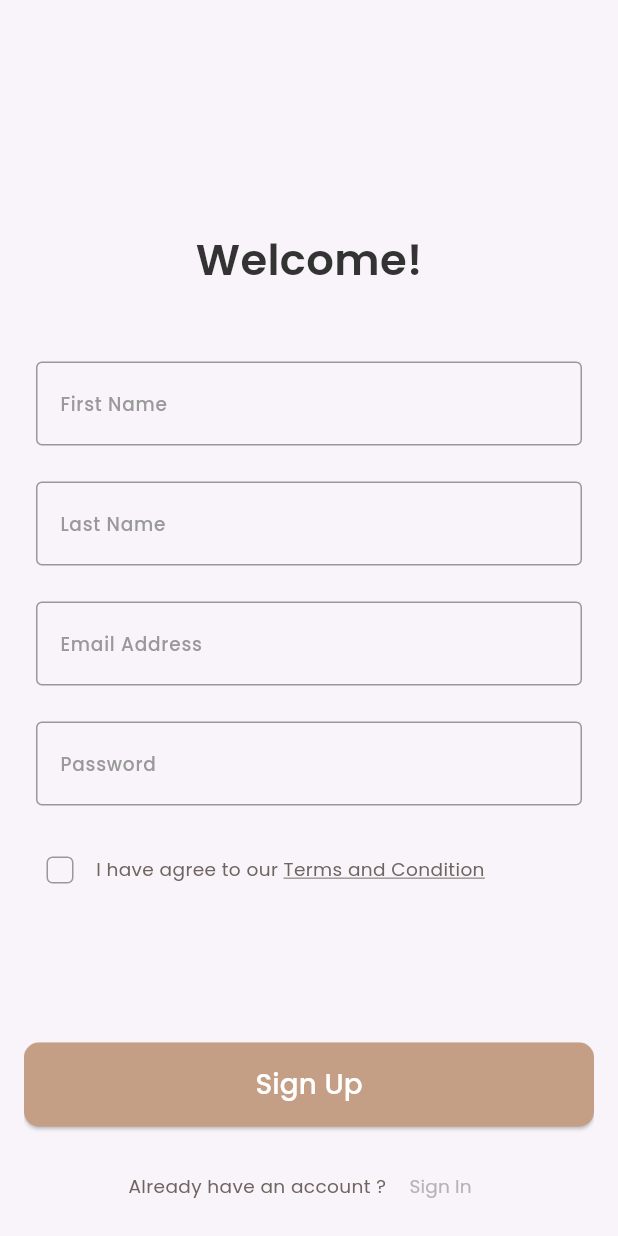
After one commit to esraaeelbeltagy/dalel_app, a Flutter app: the SignUpView screen opened by its route, on a phone screen of 412 x 824 dp. The commit adds this screen. Run offline on Flutter 3.47's test engine with Material 3 defaults, Android fonts, the phone set to English and light mode, and no system bars; our stand-ins replace easy_localization, get_it, go_router, shared_preferences, smooth_page_indicator; accounts and stored records are empty.

Commit message:
Sign Up view done

```diff
--- a/lib/core/utils/app_colors.dart
+++ b/lib/core/utils/app_colors.dart
@@ -8,8 +8,10 @@ abstract class AppColors {
   static const whiteColor = Color(0xFFFFFFFF);
   static const normalBlackColor = Color(0xFF000000);
   static const secondblackColor = Color(0xFF0F0D23);
+  static const thirdblackColor = Color(0xFF07122E);
   static const deepGreyColor = Color(0xFF333333);
   static const lightGreyColor = Color(0xFFD9D9D9);
   static const normalGreyColor = Color(0xFF999BA9);
   static const meduimGreyColor = Color(0xFF999999);
+  static const greyColor = Color(0xFFB4B4B4);
 }
--- a/lib/core/utils/app_styles.dart
+++ b/lib/core/utils/app_styles.dart
@@ -1,47 +1,78 @@
-import 'package:dalel_app/core/functions/get_responsive_size.dart' show getResponsiveFontSize;
+import 'package:dalel_app/core/functions/get_responsive_size.dart'
+    show getResponsiveFontSize;
 import 'package:dalel_app/core/utils/app_colors.dart';
 import 'package:flutter/material.dart';
 
-abstract class AppTextStyles {
-
+abstract class TextStyles {
   static TextStyle pacificoRegular64DeepBrown(context) {
-    return   TextStyle(
+    return TextStyle(
       color: AppColors.deepBrownColor,
-      fontSize: getResponsiveFontSize(context, fontSize: 64, ),
+      fontSize: getResponsiveFontSize(context, fontSize: 64),
       fontFamily: 'Pacifico',
       fontWeight: FontWeight.w400,
     );
   }
+
   static TextStyle poppinsRegular16Black(context) {
-    return   TextStyle(
+    return TextStyle(
       color: AppColors.normalBlackColor,
-      fontSize: getResponsiveFontSize(context, fontSize: 16, ),
+      fontSize: getResponsiveFontSize(context, fontSize: 16),
       fontFamily: 'Poppins',
       fontWeight: FontWeight.w400,
     );
   }
+
   static TextStyle poppinsMedium24Black(context) {
-    return   TextStyle(
+    return TextStyle(
       color: AppColors.normalBlackColor,
-      fontSize: getResponsiveFontSize(context, fontSize: 24, ),
+      fontSize: getResponsiveFontSize(context, fontSize: 24),
       fontFamily: 'Poppins',
       fontWeight: FontWeight.w500,
     );
   }
+
   static TextStyle poppinsLight16Black(context) {
-    return   TextStyle(
+    return TextStyle(
       color: AppColors.normalBlackColor,
-      fontSize: getResponsiveFontSize(context, fontSize: 16, ),
+      fontSize: getResponsiveFontSize(context, fontSize: 16),
       fontFamily: 'Poppins',
       fontWeight: FontWeight.w300,
     );
   }
+
   static TextStyle poppinsMeduim18White(context) {
-    return   TextStyle(
+    return TextStyle(
       color: AppColors.whiteColor,
-      fontSize: getResponsiveFontSize(context, fontSize: 18, ),
+      fontSize: getResponsiveFontSize(context, fontSize: 18),
       fontFamily: 'Poppins',
       fontWeight: FontWeight.w500,
     );
   }
+
+  static TextStyle poppinsSemiBold28DeepGrey(context) {
+    return TextStyle(
+      color: AppColors.deepGreyColor,
+      fontSize: getResponsiveFontSize(context, fontSize: 28),
+      fontFamily: 'Poppins',
+      fontWeight: FontWeight.w600,
+    );
+  }
+
+  static TextStyle poppinsMeduim12MeduimGreyColor(context) {
+    return TextStyle(
+      color: AppColors.meduimGreyColor,
+      fontSize: getResponsiveFontSize(context, fontSize: 12),
+      fontFamily: 'Poppins',
+      fontWeight: FontWeight.w500,
+    );
+  }
+
+  static TextStyle poppinsRegular12LightBrownColor(context) {
+    return TextStyle(
+      color: AppColors.lightBrownColor,
+      fontSize: getResponsiveFontSize(context, fontSize: 12),
+      fontFamily: 'Poppins',
+      fontWeight: FontWeight.w400,
+    );
+  }
 }
--- a/lib/core/widgets/custom_button.dart
+++ b/lib/core/widgets/custom_button.dart
@@ -17,7 +17,7 @@ final void Function()? onPressed  ;
   @override
   Widget build(BuildContext context) {
     return SizedBox(
-      height: 48 ,
+      height: 56 ,
       width: double.infinity,
       child: ElevatedButton(
         onPressed: onPressed,
@@ -28,7 +28,7 @@ final void Function()? onPressed  ;
         ),
         child: Text(
            text,
-          style: AppTextStyles.poppinsMeduim18White(context).copyWith(color: textColor ?? AppColors.whiteColor),
+          style: TextStyles.poppinsMeduim18White(context).copyWith(color: textColor ?? AppColors.whiteColor),
         ),
       ),
     );
--- a/lib/features/auth/presentation/views/sign_up_view.dart
+++ b/lib/features/auth/presentation/views/sign_up_view.dart
@@ -1,3 +1,7 @@
+import 'package:dalel_app/core/utils/app_strings.dart';
+import 'package:dalel_app/features/auth/presentation/widgets/have_an_account_widget.dart';
+import 'package:dalel_app/features/auth/presentation/widgets/sign_up_form.dart';
+import 'package:dalel_app/features/auth/presentation/widgets/welcome_test_widget.dart';
 import 'package:flutter/material.dart';
 
 class SignUpView extends StatelessWidget {
@@ -5,9 +9,26 @@ class SignUpView extends StatelessWidget {
 
   @override
   Widget build(BuildContext context) {
-    return const Scaffold(
-      body: Center(
-        child: Text('Sign Up View'),
+    return Scaffold(
+      body: Padding(
+        padding: const EdgeInsets.symmetric(horizontal: 16),
+        child: CustomScrollView(
+          slivers: [
+            SliverToBoxAdapter(child: SizedBox(height: 152)),
+            SliverToBoxAdapter(child: WelcomeTextWidget()),
+            SliverToBoxAdapter(child: SizedBox(height: 24)),
+            SliverToBoxAdapter(child: SignUpFormWidget()),
+            SliverToBoxAdapter(child: SizedBox(height: 16)),
+            SliverToBoxAdapter(
+              child: HaveAnAccountWidget(
+                text1: AppStrings.alreadyHaveAnAccount,
+                text2: AppStrings.signIn,
+                onPressed: () {},
+              ),
+            ),
+            SliverToBoxAdapter(child: SizedBox(height: 17)),
+          ],
+        ),
       ),
     );
   }
--- /dev/null
+++ b/lib/features/auth/presentation/widgets/custom_check_box.dart
@@ -0,0 +1,29 @@
+
+import 'package:dalel_app/core/utils/app_colors.dart';
+import 'package:flutter/material.dart';
+
+class CustomCheckBox extends StatefulWidget {
+  const CustomCheckBox({super.key});
+
+  @override
+  State<CustomCheckBox> createState() => _CustomCheckBoxState();
+}
+
+class _CustomCheckBoxState extends State<CustomCheckBox> {
+  bool value = false;
+  @override
+  Widget build(BuildContext context) {
+    return Checkbox(
+      side: BorderSide(color: AppColors.meduimGreyColor),
+      activeColor: AppColors.primaryColor,
+      checkColor: AppColors.whiteColor,
+      shape: RoundedRectangleBorder(borderRadius: BorderRadius.circular(4)),
+      onChanged: (newValue) {
+        setState(() {
+          value = newValue!;
+        });
+      },
+      value: value,
+    );
+  }
+}
--- /dev/null
+++ b/lib/features/auth/presentation/widgets/custom_text_form_field.dart
@@ -0,0 +1,34 @@
+
+import 'package:dalel_app/core/utils/app_colors.dart';
+import 'package:dalel_app/core/utils/app_styles.dart';
+import 'package:flutter/material.dart';
+
+class CustomTextField extends StatelessWidget {
+  const CustomTextField({super.key, required this.labelText});
+  final String labelText;
+  @override
+  Widget build(BuildContext context) {
+    return Padding(
+      padding: const EdgeInsets.only(left: 8.0 , right: 8 , top : 24 ,),
+      child: TextFormField(
+        decoration: InputDecoration(
+          label: Text(
+            labelText,
+            style: TextStyles.poppinsMeduim12MeduimGreyColor(context),
+          ),
+          enabledBorder: gettextFieldBorder(),
+          focusedBorder: gettextFieldBorder(),
+          border: gettextFieldBorder(),
+          disabledBorder: gettextFieldBorder(),
+        ),
+      ),
+    );
+  }
+
+  OutlineInputBorder gettextFieldBorder() {
+    return OutlineInputBorder(
+      borderRadius: BorderRadius.circular(4),
+      borderSide: BorderSide(color: AppColors.meduimGreyColor),
+    );
+  }
+}
--- /dev/null
+++ b/lib/features/auth/presentation/widgets/have_an_account_widget.dart
@@ -0,0 +1,34 @@
+
+import 'package:dalel_app/core/utils/app_colors.dart';
+import 'package:dalel_app/core/utils/app_styles.dart';
+import 'package:flutter/material.dart';
+
+class HaveAnAccountWidget extends StatelessWidget {
+  const HaveAnAccountWidget({
+    super.key,
+    required this.text1,
+    required this.text2,
+    required this.onPressed,
+  });
+  final String text1, text2;
+  final void Function()? onPressed;
+
+  @override
+  Widget build(BuildContext context) {
+    return Row(
+      mainAxisAlignment: MainAxisAlignment.center,
+      children: [
+        Text(text1, style: TextStyles.poppinsRegular12LightBrownColor(context)),
+        TextButton(
+          onPressed: () {},
+          child: Text(
+            text2,
+            style: TextStyles.poppinsRegular12LightBrownColor(
+              context,
+            ).copyWith(color: AppColors.greyColor),
+          ),
+        ),
+      ],
+    );
+  }
+}
--- /dev/null
+++ b/lib/features/auth/presentation/widgets/sign_up_form.dart
@@ -0,0 +1,26 @@
+
+import 'package:dalel_app/core/utils/app_strings.dart';
+import 'package:dalel_app/core/widgets/custom_button.dart';
+import 'package:dalel_app/features/auth/presentation/widgets/custom_text_form_field.dart';
+import 'package:dalel_app/features/auth/presentation/widgets/terms_and_conditions_widget.dart';
+import 'package:flutter/material.dart';
+
+class SignUpFormWidget extends StatelessWidget {
+  const SignUpFormWidget({super.key});
+
+  @override
+  Widget build(BuildContext context) {
+    return Column(
+      children: [
+        CustomTextField(labelText: AppStrings.fristName),
+        CustomTextField(labelText: AppStrings.lastName),
+        CustomTextField(labelText: AppStrings.emailAddress),
+        CustomTextField(labelText: AppStrings.password),
+        SizedBox(height: 19),
+        TermsAndConditionsWidget(),
+        SizedBox(height: 91),
+        CustomButton(text: AppStrings.signUp, onPressed: () {}),
+      ],
+    );
+  }
+}
--- /dev/null
+++ b/lib/features/auth/presentation/widgets/terms_and_conditions_widget.dart
@@ -0,0 +1,38 @@
+
+import 'package:dalel_app/core/utils/app_colors.dart';
+import 'package:dalel_app/core/utils/app_strings.dart';
+import 'package:dalel_app/core/utils/app_styles.dart';
+import 'package:dalel_app/features/auth/presentation/widgets/custom_check_box.dart';
+import 'package:flutter/material.dart';
+
+class TermsAndConditionsWidget extends StatelessWidget {
+  const TermsAndConditionsWidget({super.key});
+
+  @override
+  Widget build(BuildContext context) {
+    return Row(
+      children: [
+        CustomCheckBox(),
+        Text.rich(
+          TextSpan(
+            children: [
+              TextSpan(
+                text: AppStrings.iHaveAgreeToOur,
+                style: TextStyles.poppinsRegular12LightBrownColor(context),
+              ),
+              TextSpan(
+                text: AppStrings.termsAndCondition,
+                style: TextStyles.poppinsRegular12LightBrownColor(
+                  context,
+                ).copyWith(
+                  decoration: TextDecoration.underline,
+                  decorationColor: AppColors.lightBrownColor,
+                ),
+              ),
+            ],
+          ),
+        ),
+      ],
+    );
+  }
+}
--- /dev/null
+++ b/lib/features/auth/presentation/widgets/welcome_test_widget.dart
@@ -0,0 +1,18 @@
+import 'package:dalel_app/core/utils/app_strings.dart';
+import 'package:dalel_app/core/utils/app_styles.dart';
+import 'package:flutter/material.dart';
+
+class WelcomeTextWidget extends StatelessWidget {
+  const WelcomeTextWidget({super.key});
+
+  @override
+  Widget build(BuildContext context) {
+    return Align(
+      alignment: Alignment.center,
+      child: Text(
+        AppStrings.welcome,
+        style: TextStyles.poppinsSemiBold28DeepGrey(context),
+      ),
+    );
+  }
+}
--- a/lib/features/on_boarding/presentation/views/on_boarding_view.dart
+++ b/lib/features/on_boarding/presentation/views/on_boarding_view.dart
@@ -1,7 +1,5 @@
-import 'package:dalel_app/core/database/cache/cache_helper.dart';
 import 'package:dalel_app/core/functions/navigation.dart';
 import 'package:dalel_app/core/routes/app_routes.dart';
-import 'package:dalel_app/core/services/servirce_locator.dart';
 import 'package:dalel_app/features/on_boarding/presentation/views/functions/on_boarding_functions.dart';
 import 'package:dalel_app/features/on_boarding/presentation/widgets/get_buttons_widget.dart';
 import 'package:dalel_app/features/on_boarding/presentation/widgets/on_boarding_nav_bar.dart';
--- a/lib/features/on_boarding/presentation/widgets/get_buttons_widget.dart
+++ b/lib/features/on_boarding/presentation/widgets/get_buttons_widget.dart
@@ -37,7 +37,7 @@ class GetButtonsWidget extends StatelessWidget {
             },
             child: Text(
               AppStrings.loginNow,
-              style: AppTextStyles.poppinsRegular16Black(context).copyWith(
+              style: TextStyles.poppinsRegular16Black(context).copyWith(
                 color: AppColors.primaryColor,
                 decoration: TextDecoration.underline,
                 decorationColor: AppColors.primaryColor,
--- a/lib/features/on_boarding/presentation/widgets/on_boarding_nav_bar.dart
+++ b/lib/features/on_boarding/presentation/widgets/on_boarding_nav_bar.dart
@@ -15,7 +15,7 @@ final void Function()? onTap ;
         onTap : onTap ,
         child: Text(
           AppStrings.skip,
-          style: AppTextStyles.poppinsRegular16Black(context),
+          style: TextStyles.poppinsRegular16Black(context),
         ),
       ),
     );
--- a/lib/features/on_boarding/presentation/widgets/on_boarding_page_view_item.dart
+++ b/lib/features/on_boarding/presentation/widgets/on_boarding_page_view_item.dart
@@ -23,7 +23,7 @@ class OnBoardingPageViewItem extends StatelessWidget {
         Flexible(child: SizedBox(height: 32)),
         Text(
           onBoardingModel.title,
-          style: AppTextStyles.poppinsMedium24Black(context),
+          style: TextStyles.poppinsMedium24Black(context),
           textAlign: TextAlign.center,
           maxLines: 2,
           overflow: TextOverflow.ellipsis,
@@ -31,7 +31,7 @@ class OnBoardingPageViewItem extends StatelessWidget {
         Flexible(child: SizedBox(height: 16)),
         Text(
           onBoardingModel.description,
-          style: AppTextStyles.poppinsLight16Black(context),
+          style: TextStyles.poppinsLight16Black(context),
           textAlign: TextAlign.center,
           maxLines: 2,
           overflow: TextOverflow.ellipsis,
--- a/lib/features/splash/presentation/views/splash_view.dart
+++ b/lib/features/splash/presentation/views/splash_view.dart
@@ -33,7 +33,7 @@ class _SplashViewState extends State<SplashView> {
       body: Center(
         child: Text(
           AppStrings.appName,
-          style: AppTextStyles.pacificoRegular64DeepBrown(context),
+          style: TextStyles.pacificoRegular64DeepBrown(context),
         ),
       ),
     );
```
